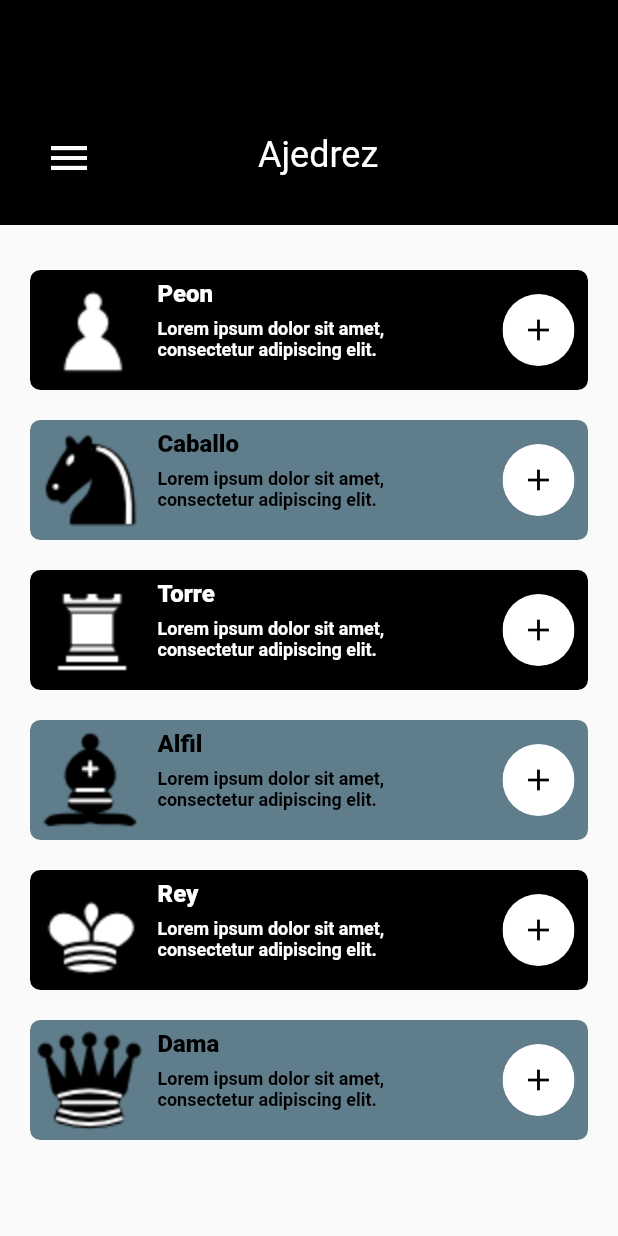
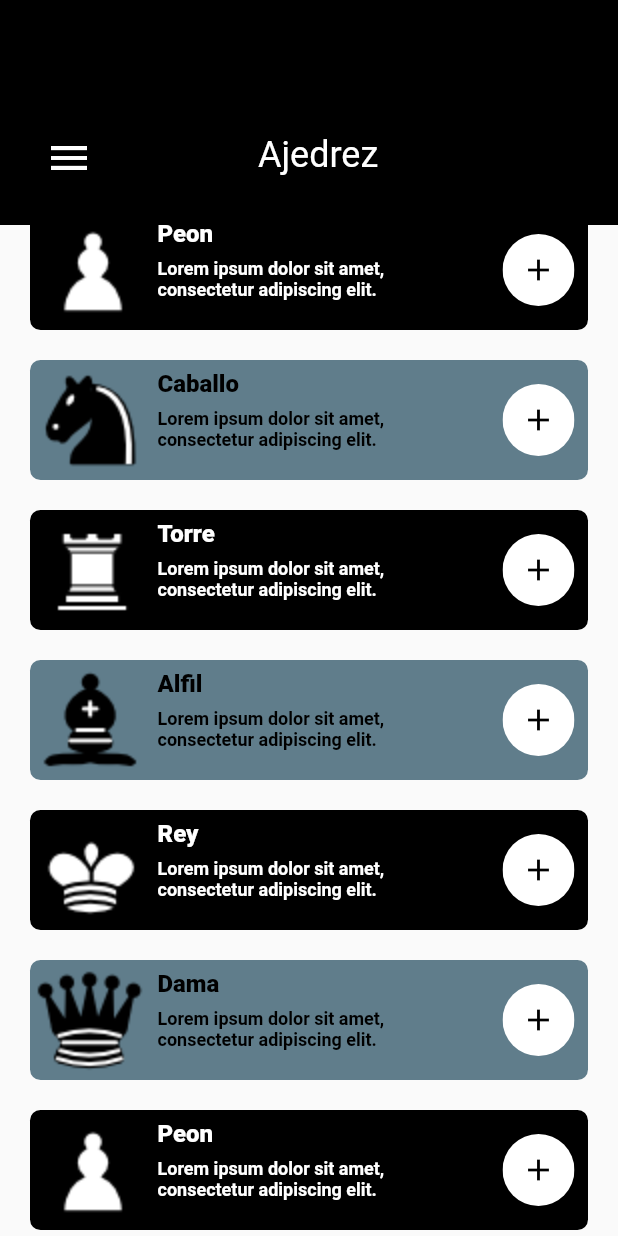
Before and after one commit to jarcasta/platzi-third-challenge, a Flutter app: the screen it shows after launch, on a phone screen of 412 x 824 dp. Run offline on Flutter 3.47's test engine with Material 2 defaults, Android fonts, the phone set to English and light mode, and no system bars.

Commit message:
feature: add list view with item card

```diff
--- /dev/null
+++ b/lib/ItemCardList.dart
@@ -0,0 +1,30 @@
+import 'package:flutter/material.dart';
+import 'package:platzi_challenge/shared/ItemCard.dart';
+
+class ItemCardList extends StatelessWidget{
+  String desctiption = 'Lorem ipsum dolor sit amet, consectetur adipiscing elit.';
+
+  @override
+  Widget build(BuildContext context) {
+    return Container(
+      margin: EdgeInsets.only(top:120),
+      child: ListView(
+        children: [
+          ItemCard('assets/img/chessPieces/Peon.png', true, 'Peon', desctiption),
+          ItemCard('assets/img/chessPieces/Caballo.png', false, 'Caballo', desctiption),
+          ItemCard('assets/img/chessPieces/Torre.png', true, 'Torre', desctiption),
+          ItemCard('assets/img/chessPieces/Alfil.png', false, 'Alfil', desctiption),
+          ItemCard('assets/img/chessPieces/Rey.png', true, 'Rey', desctiption),
+          ItemCard('assets/img/chessPieces/Dama.png', false, 'Dama', desctiption),
+          ItemCard('assets/img/chessPieces/Peon.png', true, 'Peon', desctiption),
+          ItemCard('assets/img/chessPieces/Caballo.png', false, 'Caballo', desctiption),
+          ItemCard('assets/img/chessPieces/Torre.png', true, 'Torre', desctiption),
+          ItemCard('assets/img/chessPieces/Alfil.png', false, 'Alfil', desctiption),
+          ItemCard('assets/img/chessPieces/Rey.png', true, 'Rey', desctiption),
+          ItemCard('assets/img/chessPieces/Dama.png', false, 'Dama', desctiption),
+        ],
+      ),
+    );
+  }
+
+}
--- a/lib/main.dart
+++ b/lib/main.dart
@@ -1,4 +1,5 @@
 import 'package:flutter/material.dart';
+import 'package:platzi_challenge/ItemCardList.dart';
 import 'package:platzi_challenge/PrincipalAppBar.dart';
 import 'package:platzi_challenge/shared/ItemCard.dart';
 
@@ -7,7 +8,6 @@ void main() {
 }
 
 class MyApp extends StatelessWidget {
-  String desctiption = 'Lorem ipsum dolor sit amet, consectetur adipiscing elit.';
   @override
   Widget build(BuildContext context) {
     return MaterialApp(
@@ -21,19 +21,7 @@ class MyApp extends StatelessWidget {
           child: Stack(
             children: [
               PrincipalAppBar('Ajedrez'),
-              Container(
-                margin: EdgeInsets.only(top: 160),
-                child: Column(
-                  children: [
-                    ItemCard('assets/img/chessPieces/Peon.png', true, 'Peon', desctiption),
-                    ItemCard('assets/img/chessPieces/Caballo.png', false, 'Caballo', desctiption),
-                    ItemCard('assets/img/chessPieces/Torre.png', true, 'Torre', desctiption),
-                    ItemCard('assets/img/chessPieces/Alfil.png', false, 'Alfil', desctiption),
-                    ItemCard('assets/img/chessPieces/Rey.png', true, 'Rey', desctiption),
-                    ItemCard('assets/img/chessPieces/Dama.png', false, 'Dama', desctiption),
-                  ],
-                ),
-              )
+              ItemCardList()
             ],
           )
         ),
--- a/lib/shared/ItemCard.dart
+++ b/lib/shared/ItemCard.dart
@@ -78,12 +78,12 @@ class ItemCard extends StatelessWidget{
               color: isWhite ? Colors.black : Colors.blueGrey ,
               child: Center(
                 child: Ink(
-                  decoration: const ShapeDecoration(
+                  decoration: ShapeDecoration(
                     color: Colors.white,
                     shape: CircleBorder(),
                   ),
                   child: IconButton(
-                    icon: const Icon(Icons.add),
+                    icon: Icon(Icons.add),
                     color: Colors.black,
                     onPressed: () {},
                   ),
```
